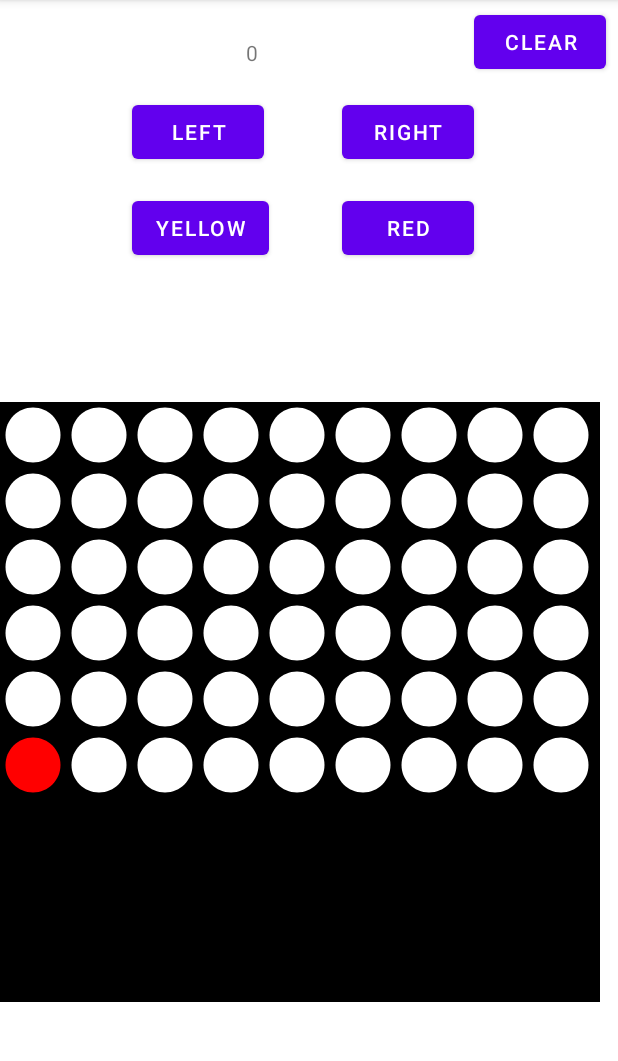
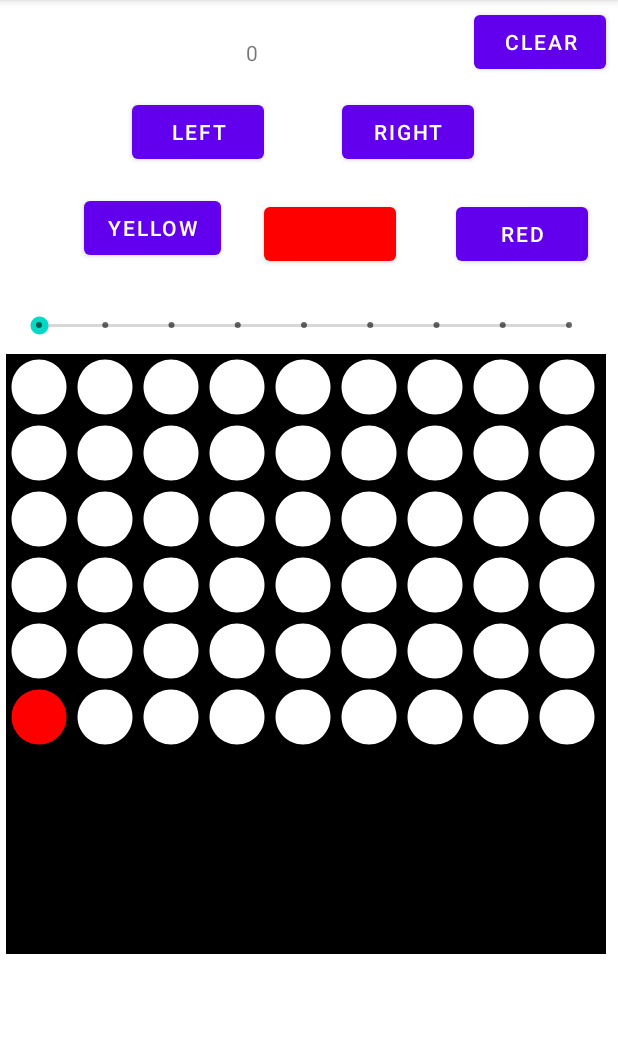
Before and after one commit to widekobe2248/CS4103, an Android app: the screen it shows after launch (MainActivity), after a tap on "RED", on a phone screen of 412 x 824 dp, the part 84-1145 px from its top. Run offline under Robolectric (Android 15) with nearby library versions, the phone set to English and light mode, and no system bars.

Commit message:
Add seekBar and rotating player turn

```diff
--- a/app/src/main/java/com/example/hw4_test/MainActivity.kt
+++ b/app/src/main/java/com/example/hw4_test/MainActivity.kt
@@ -4,16 +4,20 @@ import android.content.Context
 import androidx.appcompat.app.AppCompatActivity
 import android.os.Bundle
 import android.util.Log
-import android.view.ViewGroup
 import android.widget.Button
-import android.widget.TableLayout
+import android.widget.SeekBar
 import android.widget.TextView
 import androidx.core.content.ContextCompat
 import androidx.gridlayout.widget.GridLayout
-import kotlin.random.Random
 
 class Board(val gridLayout: GridLayout, val context: Context) {
     val board : MutableList<MutableList<BoardItem>> = ArrayList()
+    var playerTurn : Int = 1
+    var numPlayers = 2
+
+    constructor(gridLayout: GridLayout, context: Context, numPlayers: Int) : this(gridLayout, context) {
+        this.numPlayers = numPlayers
+    }
 
     init {
 
@@ -56,7 +60,7 @@ class Board(val gridLayout: GridLayout, val context: Context) {
         this.gridLayout.addView(textView)
     }
 
-    fun move(piece : Int, column: Int) {
+    fun move(column: Int, piece: Int = this.playerTurn): Int {
         var testRow = this.gridLayout.rowCount - 1
 
         // get the lowest empty tile or 0
@@ -64,7 +68,11 @@ class Board(val gridLayout: GridLayout, val context: Context) {
             testRow--
         }
 
-        this.board[testRow][column].fillSpot(piece)
+        if (this.board[testRow][column].fillSpot(piece)) {
+            this.playerTurn = getNextPlayer(piece)
+        }
+
+        return this.playerTurn
     }
 
     fun clearBoard() {
@@ -74,6 +82,11 @@ class Board(val gridLayout: GridLayout, val context: Context) {
             }
         }
     }
+
+    fun getNextPlayer(currentPlayer: Int = this.playerTurn): Int {
+        return (currentPlayer ) % this.numPlayers + 1
+    }
+
 }
 
 class BoardItem(val tv: TextView) {
@@ -100,6 +113,10 @@ class BoardItem(val tv: TextView) {
                 this.tv.setBackgroundResource(R.drawable.ic_yellow_circle)
                 this.state = piece
             }
+            3 -> {
+                this.tv.setBackgroundResource(R.drawable.ic_green_circle)
+                this.state = piece
+            }
             else -> {
                 this.tv.setBackgroundResource(R.drawable.ic_white_circle)
                 this.state = 0
@@ -116,26 +133,53 @@ class MainActivity : AppCompatActivity() {
 
         val gridLayout = findViewById<GridLayout>(R.id.gridLayout)
         val textView = findViewById<TextView>(R.id.textView)
+        val seekBar = findViewById<SeekBar>(R.id.seekBar)
 
         gridLayout.setBackgroundColor(ContextCompat.getColor(this, R.color.black))
         gridLayout.columnCount = 9
         gridLayout.rowCount = 6
 
-        val board = Board(gridLayout,this)
+        val players = mapOf(1 to R.color.red, 2 to R.color.yellow)
+//        val players = mapOf(1 to R.color.red, 2 to R.color.yellow, 3 to R.color.green)
+
+        val board = Board(gridLayout,this, players.size)
 
         var j = 0
+
+        seekBar.max = board.gridLayout.columnCount - 1
+        seekBar.progress = j
+        seekBar?.setOnSeekBarChangeListener(object: SeekBar.OnSeekBarChangeListener {
+            override fun onProgressChanged(seek: SeekBar?, value: Int, fromUser: Boolean) {
+                j = value
+
+                textView.text = j.toString()
+            }
+
+            override fun onStartTrackingTouch(seek: SeekBar?) {
+            }
+
+            override fun onStopTrackingTouch(seek: SeekBar?) {
+            }
+        })
 
         // red
         val button = findViewById<Button>(R.id.button)
         button?.setOnClickListener {
-
-            board.move(1,j)
+            board.move(j, 1)
         }
 
         // yellow
         val button2 = findViewById<Button>(R.id.button2)
         button2?.setOnClickListener {
-            board.move(2, j)
+            board.move(j, 2)
+        }
+
+        // nextPlayer
+        val turn = findViewById<Button>(R.id.turn)
+        turn.setBackgroundColor(ContextCompat.getColor(this, players[1] ?: R.color.red))
+        turn?.setOnClickListener {
+            val nextPlayer: Int = board.move(j)
+            turn.setBackgroundColor(ContextCompat.getColor(this, players[nextPlayer] ?: R.color.red))
         }
 
         // right
@@ -144,7 +188,8 @@ class MainActivity : AppCompatActivity() {
 
             j = if (j < board.gridLayout.columnCount-1) j+1 else 0
 
-            textView.text = j.toString()
+            seekBar.progress = j
+
         }
 
         // left
@@ -153,7 +198,7 @@ class MainActivity : AppCompatActivity() {
 
             j = if (j > 0 ) j-1 else board.gridLayout.columnCount - 1
 
-            textView.text = j.toString()
+            seekBar.progress = j
 
         }
 
--- /dev/null
+++ b/app/src/main/res/drawable/ic_green_circle.xml
@@ -0,0 +1,5 @@
+<vector android:height="24dp" android:tint="#FF00FF00"
+    android:viewportHeight="24" android:viewportWidth="24"
+    android:width="24dp" xmlns:android="http://schemas.android.com/apk/res/android">
+    <path android:fillColor="@android:color/white" android:pathData="M12,2C6.48,2 2,6.48 2,12s4.48,10 10,10 10,-4.48 10,-10S17.52,2 12,2z"/>
+</vector>
--- a/app/src/main/res/layout/activity_main.xml
+++ b/app/src/main/res/layout/activity_main.xml
@@ -10,10 +10,11 @@
         android:id="@+id/gridLayout"
         android:layout_width="400dp"
         android:layout_height="0dp"
-        android:layout_marginBottom="100dp"
-        app:layout_constraintBottom_toBottomOf="parent"
+        android:layout_marginStart="4dp"
+        android:layout_marginTop="10dp"
         app:layout_constraintDimensionRatio="1:1"
-        app:layout_constraintStart_toStartOf="parent">
+        app:layout_constraintStart_toStartOf="parent"
+        app:layout_constraintTop_toBottomOf="@+id/seekBar">
 
     </androidx.gridlayout.widget.GridLayout>
 
@@ -21,9 +22,18 @@
         android:id="@+id/button"
         android:layout_width="wrap_content"
         android:layout_height="wrap_content"
-        android:layout_marginStart="228dp"
-        android:layout_marginTop="128dp"
+        android:layout_marginStart="304dp"
+        android:layout_marginTop="132dp"
         android:text="red"
+        app:layout_constraintStart_toStartOf="parent"
+        app:layout_constraintTop_toTopOf="parent" />
+
+    <Button
+        android:id="@+id/turn"
+        android:layout_width="wrap_content"
+        android:layout_height="wrap_content"
+        android:layout_marginStart="176dp"
+        android:layout_marginTop="132dp"
         app:layout_constraintStart_toStartOf="parent"
         app:layout_constraintTop_toTopOf="parent" />
 
@@ -61,7 +71,7 @@
         android:id="@+id/button2"
         android:layout_width="wrap_content"
         android:layout_height="wrap_content"
-        android:layout_marginStart="88dp"
+        android:layout_marginStart="56dp"
         android:layout_marginTop="128dp"
         android:text="YELLOW"
         app:layout_constraintStart_toStartOf="parent"
@@ -77,4 +87,16 @@
         app:layout_constraintStart_toStartOf="parent"
         app:layout_constraintTop_toTopOf="parent" />
 
+    <SeekBar
+        android:id="@+id/seekBar"
+        style="@style/Widget.AppCompat.SeekBar.Discrete"
+        android:layout_width="385dp"
+        android:layout_height="wrap_content"
+        android:layout_marginStart="10dp"
+        android:layout_marginTop="208dp"
+        android:max="9"
+        android:progress="3"
+        app:layout_constraintStart_toStartOf="parent"
+        app:layout_constraintTop_toTopOf="parent" />
+
 </androidx.constraintlayout.widget.ConstraintLayout>
--- a/app/src/main/res/values/colors.xml
+++ b/app/src/main/res/values/colors.xml
@@ -10,5 +10,6 @@
 
     <color name="red">#FFFF0000</color>
     <color name="yellow">#FFFFFF00</color>
+    <color name="green">#FF00FF00</color>
     <color name="grey">#FFA1A1A1</color>
 </resources>
```
